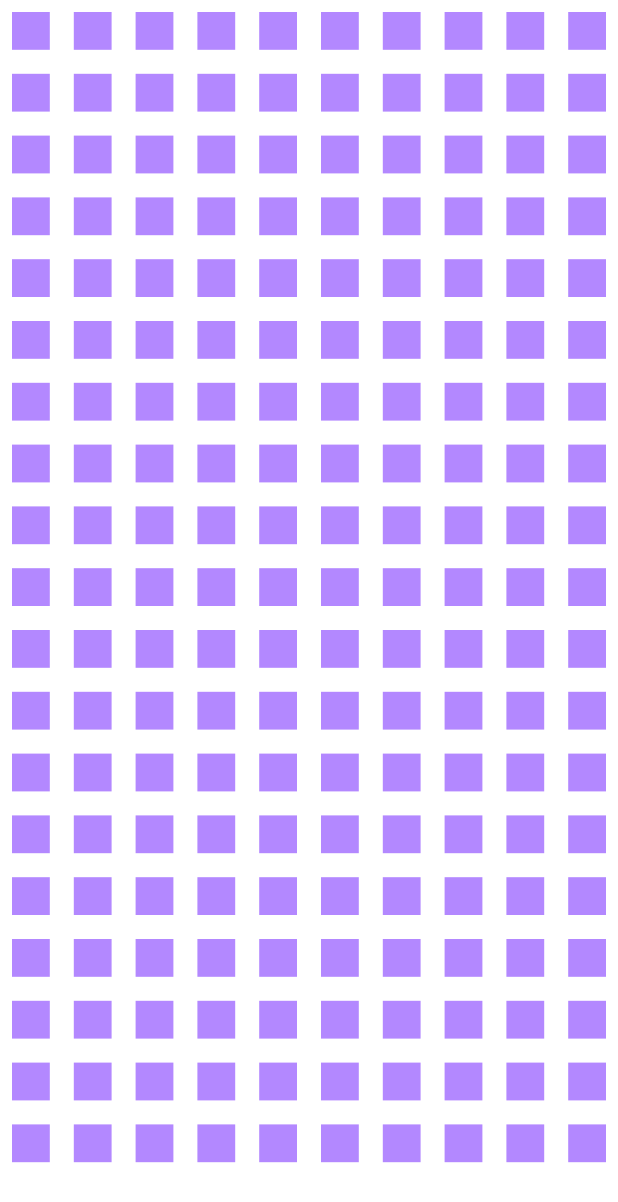
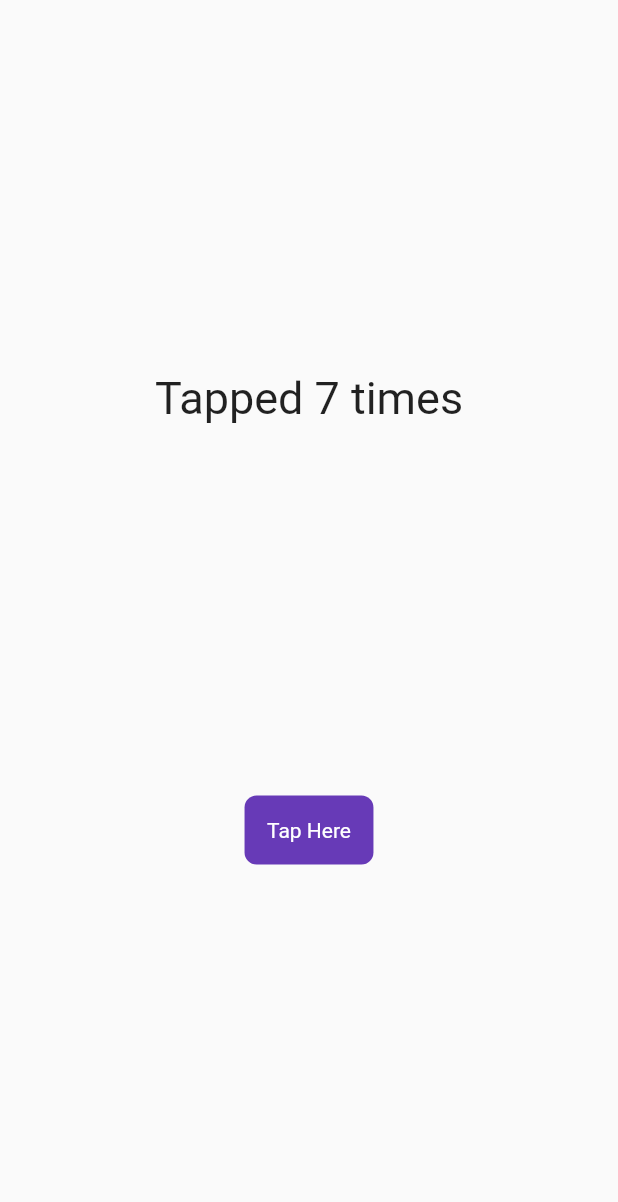
Before and after one commit to Sanchitpoudel/widgets, a Flutter app: the screen it shows after launch, on a phone screen of 412 x 824 dp. Shown: the top 1202 px of the screen. Run offline on Flutter 3.47's test engine with Material 2 defaults, Android fonts, the phone set to English and light mode, and no system bars.

Commit message:
gestureDetector

```diff
--- /dev/null
+++ b/lib/gestureDetector.dart
@@ -0,0 +1,49 @@
+// ignore_for_file: prefer_const_constructors, prefer_interpolation_to_compose_strings, must_be_immutable, camel_case_types
+
+import 'package:flutter/material.dart';
+
+class gestureDetector extends StatefulWidget {
+  @override
+  State<gestureDetector> createState() => _gestureDetectorState();
+}
+
+class _gestureDetectorState extends State<gestureDetector> {
+  int noOfTimesTapped = 7;
+
+  void _increaseNumber() {
+    setState(() {
+      noOfTimesTapped++;
+    });
+  }
+
+  @override
+  Widget build(BuildContext context) {
+    return Scaffold(
+      body: Center(
+        child: Column(mainAxisAlignment: MainAxisAlignment.spaceEvenly,
+            // ignore: prefer_const_literals_to_create_immutables
+            children: [
+              Text(
+                'Tapped ' + noOfTimesTapped.toString() + ' times',
+                style: TextStyle(fontSize: 30),
+              ),
+              GestureDetector(
+                onTap: () => _increaseNumber(),
+                child: Container(
+                    decoration: BoxDecoration(
+                      borderRadius: BorderRadius.circular(8),
+                      color: Colors.deepPurple[500],
+                    ),
+                    child: Padding(
+                      padding: const EdgeInsets.all(15.0),
+                      child: Text(
+                        'Tap Here',
+                        style: TextStyle(color: Colors.white),
+                      ),
+                    )),
+              ),
+            ]),
+      ),
+    );
+  }
+}
--- a/lib/main.dart
+++ b/lib/main.dart
@@ -1,10 +1,13 @@
+// ignore_for_file: prefer_const_constructors
+
 import 'package:flutter/material.dart';
 
 //import 'container.dart';
 //import 'columnrows.dart';
 //import 'expanded.dart';
-import 'gridviewbuilder.dart';
+//import 'gridviewbuilder.dart';
 //import 'listviewbuilder.dart';
+import 'gestureDetector.dart';
 
 void main() {
   runApp(const MyApp());
@@ -17,7 +20,7 @@ class MyApp extends StatelessWidget {
   Widget build(BuildContext context) {
     return MaterialApp(
       debugShowCheckedModeBanner: false,
-      home: GridViewBuilder(),
+      home: gestureDetector(),
     );
   }
 }
```
